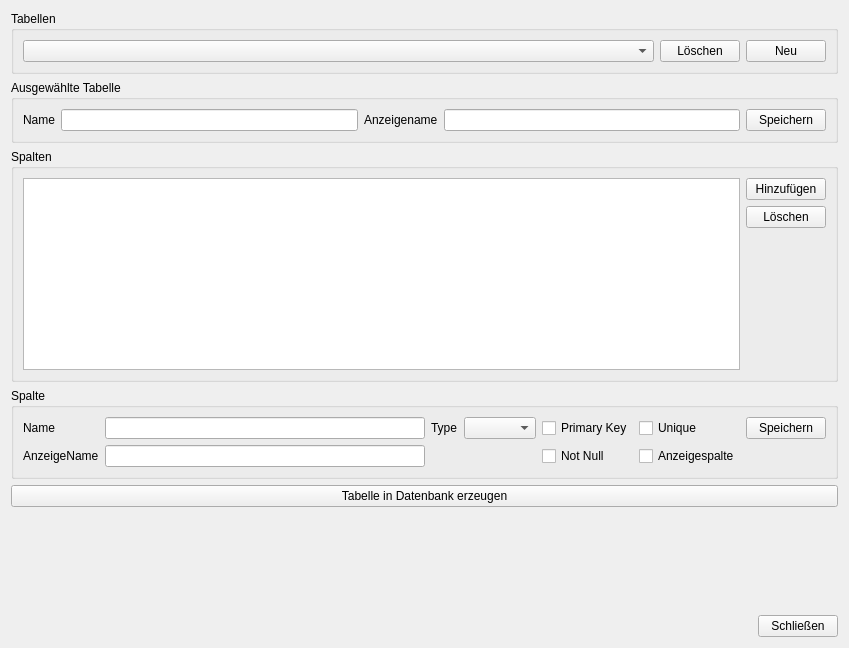
The window that qt/doDBTableEditor/doDBTableEditor.ui (stackshadow/copilot) describes before a commit, drawn with Qt 5.
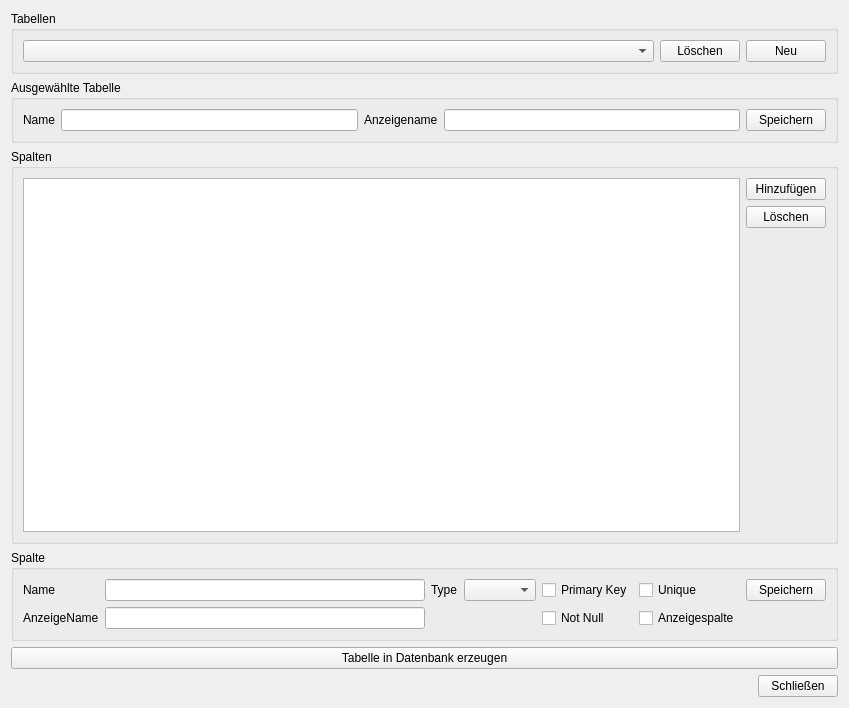
The same window after the commit.

Commit message: minor fixes - doDBDebug: Check if tableWidget exist ( pretend NULL-pointer-exception ) - pictures are now loaded from execution directory if not set in settings

What changed in the file:
```diff
--- a/qt/doDBTableEditor/doDBTableEditor.ui
+++ b/qt/doDBTableEditor/doDBTableEditor.ui
@@ -7,7 +7,7 @@
     <x>0</x>
     <y>0</y>
     <width>849</width>
-    <height>648</height>
+    <height>708</height>
    </rect>
   </property>
   <property name="windowTitle">
@@ -222,19 +222,6 @@
      </property>
     </widget>
    </item>
-   <item>
-    <spacer name="verticalSpacer">
-     <property name="orientation">
-      <enum>Qt::Vertical</enum>
-     </property>
-     <property name="sizeHint" stdset="0">
-      <size>
-       <width>20</width>
-       <height>40</height>
-      </size>
-     </property>
-    </spacer>
-   </item>
    <item>
     <layout class="QHBoxLayout" name="horizontalLayout_2">
      <item>
```
The commit also changes 4 other files.
